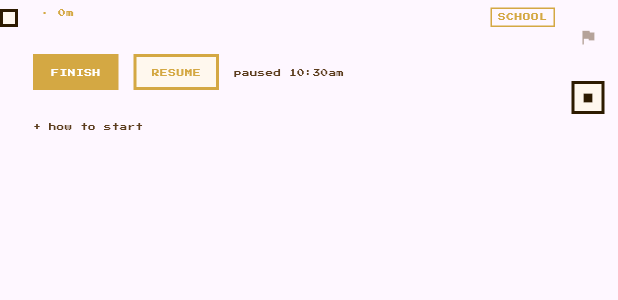
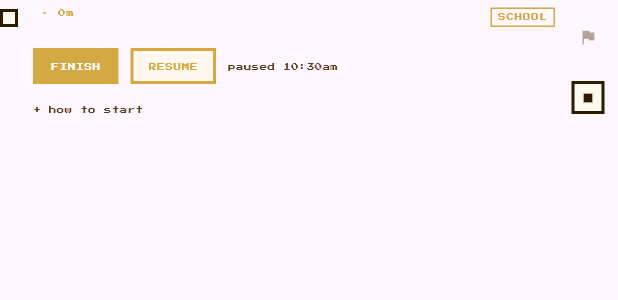
Before and after one commit to marioario5/Planner, a Flutter app: the TaskRow widget shown alone on an empty page, opened directly with empty values, on a phone screen of 412 x 824 dp. Shown: the top 300 px of the screen. Run offline on Flutter 3.47's test engine with Material 3 defaults, Android fonts, the phone set to English and light mode, and no system bars; our stand-ins replace google_fonts, shared_preferences; accounts and stored records are empty.

Commit message:
App: pause row wraps instead of overlapping the stop button, tighter tap padding
Co-Authored-By: Claude Sonnet 5.5 <noreply@anthropic.com>

```diff
--- a/lib/planner_screen.dart
+++ b/lib/planner_screen.dart
@@ -1092,13 +1092,14 @@ class _TaskRowState extends State<TaskRow> with SingleTickerProviderStateMixin {
     final color = tagColor(task.tag);
     return Padding(
       padding: EdgeInsets.zero,
-      child: Row(children: [
+      // A Wrap, not a Row: on a narrow phone the timer text drops to its own line instead of running under the stop button.
+      child: Wrap(crossAxisAlignment: WrapCrossAlignment.center, children: [
         GestureDetector(
           behavior: HitTestBehavior.opaque,
           onTap: started ? widget.onToggle : widget.onStart,
-          // The padding around the visible button is part of the tap area (about 44 px tall), so it is easy to hit.
+          // The padding around the visible button is part of the tap area (about 36 px tall), so it is easy to hit.
           child: Padding(
-            padding: const EdgeInsets.fromLTRB(0, 10, 10, 10),
+            padding: const EdgeInsets.fromLTRB(0, 6, 8, 6),
             child: Container(
               padding: const EdgeInsets.symmetric(horizontal: 10, vertical: 7),
               decoration: BoxDecoration(
@@ -1115,7 +1116,7 @@ class _TaskRowState extends State<TaskRow> with SingleTickerProviderStateMixin {
             behavior: HitTestBehavior.opaque,
             onTap: paused ? widget.onResume : widget.onPause,
             child: Padding(
-              padding: const EdgeInsets.fromLTRB(0, 10, 10, 10),
+              padding: const EdgeInsets.fromLTRB(0, 6, 8, 6),
               child: Container(
                 padding: const EdgeInsets.symmetric(horizontal: 10, vertical: 7),
                 decoration: BoxDecoration(
@@ -1127,8 +1128,11 @@ class _TaskRowState extends State<TaskRow> with SingleTickerProviderStateMixin {
               ),
             ),
           ),
-          Text(paused ? 'paused ${task.pausedLabel}' : 'since ${task.startedLabel}',
-              style: _px(5, cInkLight, height: 1.2)),
+          Padding(
+            padding: const EdgeInsets.only(right: 8),
+            child: Text(paused ? 'paused ${task.pausedLabel}' : 'since ${task.startedLabel}',
+                style: _px(5, cInkLight, height: 1.2)),
+          ),
         ],
       ]),
     );
@@ -1217,7 +1221,7 @@ class _TaskRowState extends State<TaskRow> with SingleTickerProviderStateMixin {
                       onTap: () => setState(() => _showNotes = !_showNotes),
                       child: Padding(
                         // generous invisible padding: a near miss here used to fall through and untick the task
-                        padding: const EdgeInsets.fromLTRB(0, 10, 40, 10),
+                        padding: const EdgeInsets.fromLTRB(0, 7, 40, 7),
                         child: Text(_showNotes ? '- hide how' : '+ how to start',
                           style: GoogleFonts.pressStart2p(
                               fontSize: 5, color: cInkLight, height: 1.6),
```
Also changed, not shown: 1 other file.
